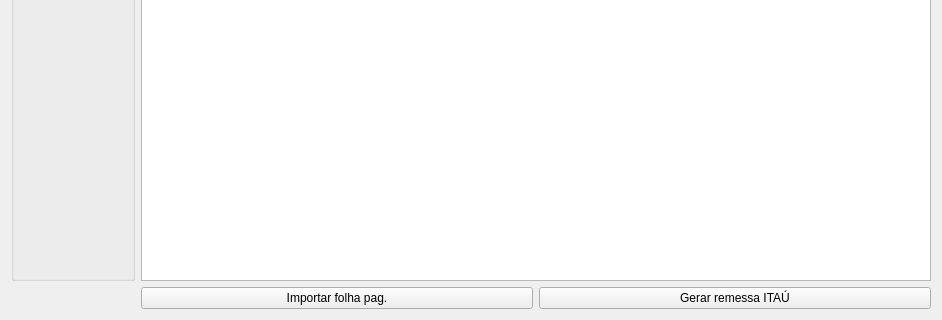
This is ui/widgetrh.ui in darktorres/ERP-STACCATO as Qt 5 draws it before an edit; both pictures show x 0 to 942 and y 489 to 809 of the 942 by 809 pixel window. The edited form follows.
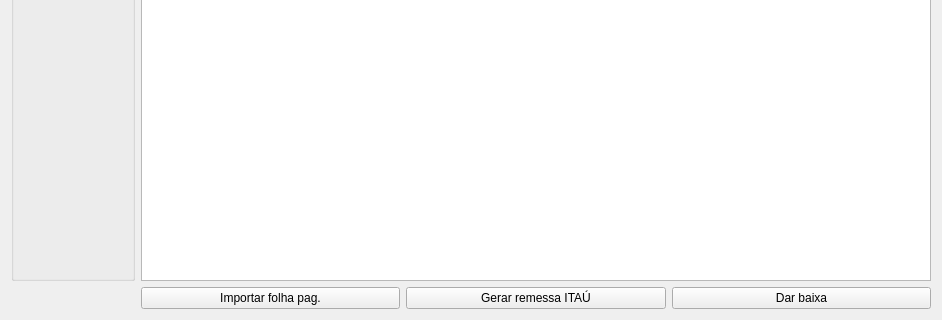
This is the edited form. Custom widgets are drawn as their Qt base class.

Commit message: Adicionado botão para dar baixa em múltiplos pagamentos

Patch:
```diff
--- a/ui/widgetrh.ui
+++ b/ui/widgetrh.ui
@@ -197,6 +197,13 @@
        </property>
       </widget>
      </item>
+     <item>
+      <widget class="QPushButton" name="pushButtonDarBaixa">
+       <property name="text">
+        <string>Dar baixa</string>
+       </property>
+      </widget>
+     </item>
     </layout>
    </item>
   </layout>
```
The commit also changes 2 other files.
